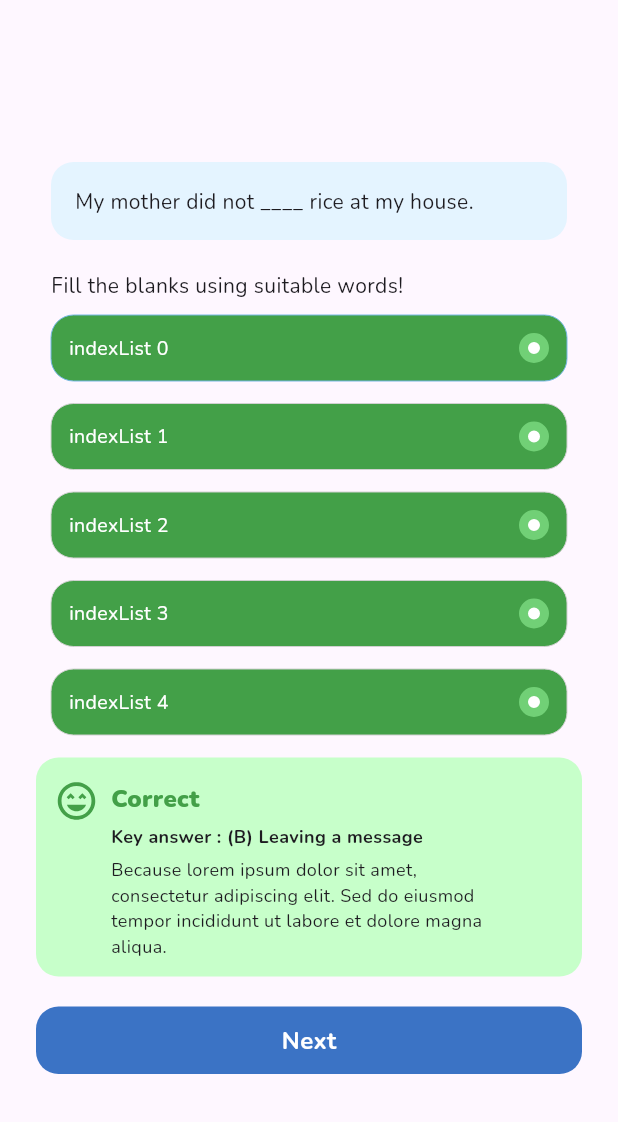
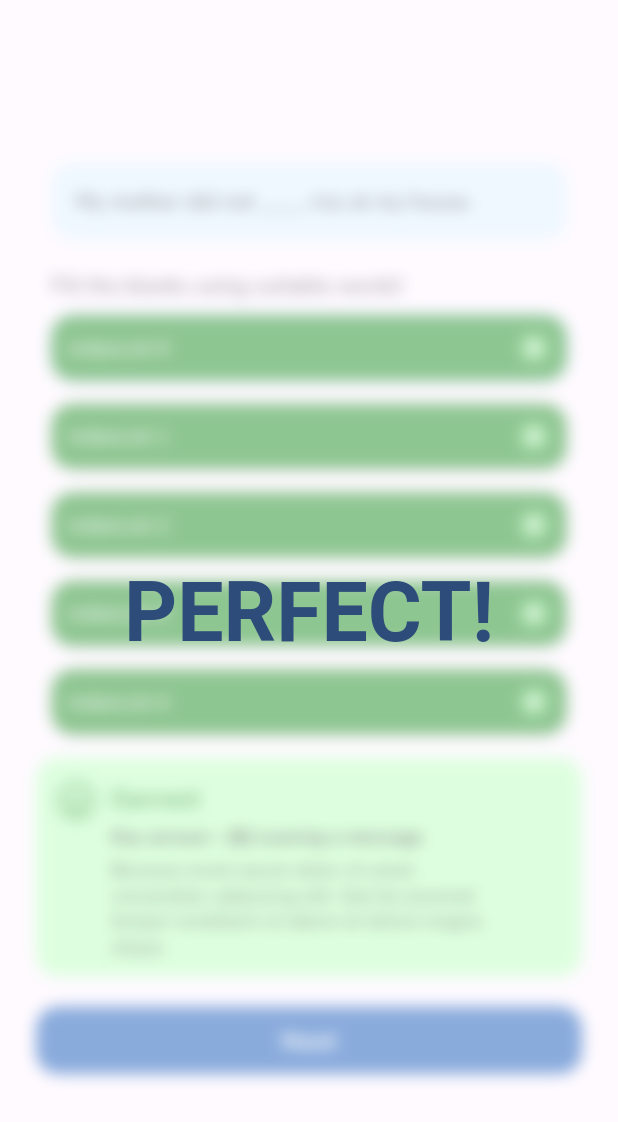
Before and after one commit to MahendraKhibrah/toefl-app, a Flutter app: the GrammarPage screen opened by its route, after a tap on "Next", on a phone screen of 412 x 824 dp. Shown: the top 1122 px of the screen. Run offline on Flutter 3.47's test engine with Material 3 defaults, Android fonts, the phone set to English and light mode, and no system bars; our stand-ins replace dio, easy_debounce, easy_localization, flutter_riverpod, flutter_svg, flutter_widget_from_html and 8 more; accounts and stored records are empty; generated files the repository leaves out were written again; statements that could not run were skipped.

Commit message:
add: splash_perfect & result_quiz

```diff
--- a/lib/pages/grammar_page.dart
+++ b/lib/pages/games/quiz/grammar_page.dart
@@ -1,9 +1,11 @@
 import 'package:flutter/material.dart';
+import 'package:toefl/pages/games/quiz/finish_quiz_page.dart';
+import 'package:toefl/pages/games/quiz/splash_perfect.dart';
 import 'package:toefl/widgets/answer_button.dart';
 import 'package:toefl/widgets/answer_validation_container.dart';
 import 'package:toefl/widgets/blue_button.dart';
 import 'package:toefl/widgets/blue_container.dart';
-import 'package:toefl/widgets/next_button.dart';
+import 'package:toefl/widgets/games/quiz/next_button.dart';
 
 class GrammarPage extends StatefulWidget {
   const GrammarPage({
@@ -66,7 +68,16 @@ class _GrammarPageState extends State<GrammarPage> {
               const SizedBox(
                 height: 20,
               ),
-              NextButton(pageController: _controller)
+              BlueButton(
+                title: "Next",
+                onTap: () {
+                  showDialog(
+                    barrierColor: Colors.transparent,
+                    context: context,
+                    builder: (context) => SplashPerfect(),
+                  );
+                },
+              )
             ],
           ),
         ),
--- a/lib/pages/quiz_page.dart
+++ b/lib/pages/games/quiz/quiz_page.dart
@@ -1,6 +1,6 @@
 import 'package:flutter/material.dart';
-import 'package:toefl/pages/grammar_page.dart';
-import 'package:toefl/widgets/step_progress.dart';
+import 'package:toefl/pages/games/quiz/grammar_page.dart';
+import 'package:toefl/widgets/games/quiz/step_progress.dart';
 
 class QuizPage extends StatefulWidget {
   const QuizPage({super.key});
--- /dev/null
+++ b/lib/pages/games/quiz/splash_perfect.dart
@@ -0,0 +1,62 @@
+import 'dart:async';
+import 'dart:ui';
+
+import 'package:flutter/material.dart';
+import 'package:toefl/pages/games/quiz/finish_quiz_page.dart';
+import 'package:toefl/utils/colors.dart';
+import 'package:toefl/utils/hex_color.dart';
+
+class SplashPerfect extends StatefulWidget {
+  const SplashPerfect({super.key});
+
+  @override
+  State<SplashPerfect> createState() => _SplashPerfectState();
+}
+
+class _SplashPerfectState extends State<SplashPerfect> {
+  @override
+  void initState() {
+    super.initState();
+    Timer(Duration(milliseconds: 1500), () {
+      if (mounted) {
+        Navigator.of(context).pushReplacement(
+          MaterialPageRoute(
+            builder: (context) => FinishQuizPage(),
+          ),
+        );
+      }
+    });
+  }
+
+  @override
+  Widget build(BuildContext context) {
+    return Scaffold(
+      backgroundColor: Colors.transparent,
+      body: Stack(
+        children: [
+          BackdropFilter(
+            filter: ImageFilter.blur(sigmaX: 5, sigmaY: 5),
+            child: Container(
+              color: Colors.white70.withOpacity(0.4),
+            ),
+          ),
+          Center(
+            child: AlertDialog(
+              backgroundColor: Colors.transparent,
+              surfaceTintColor: Colors.transparent,
+              insetPadding: const EdgeInsets.symmetric(horizontal: 29),
+              content: Text(
+                "PERFECT!",
+              ),
+              contentTextStyle: TextStyle(
+                fontWeight: FontWeight.bold,
+                fontSize: 55,
+                color: HexColor(mariner900),
+              ),
+            ),
+          ),
+        ],
+      ),
+    );
+  }
+}
--- a/lib/routes/routes.dart
+++ b/lib/routes/routes.dart
@@ -1,7 +1,7 @@
 import 'package:flutter/cupertino.dart';
 import 'package:path/path.dart';
-import 'package:toefl/pages/grammar_page.dart';
-import 'package:toefl/pages/quiz_page.dart';
+import 'package:toefl/pages/games/quiz/grammar_page.dart';
+import 'package:toefl/pages/games/quiz/quiz_page.dart';
 import 'package:toefl/pages/edit_profile_page.dart';
 import 'package:toefl/pages/home_page.dart';
 import 'package:toefl/pages/full_test/opening_loading_page.dart';
--- a/lib/widgets/home_page/topic_interest.dart
+++ b/lib/widgets/home_page/topic_interest.dart
@@ -1,7 +1,7 @@
 import 'package:flutter/material.dart';
 import 'package:flutter_svg/svg.dart';
 import 'package:toefl/models/quiz.dart';
-import 'package:toefl/pages/quiz_page.dart';
+import 'package:toefl/pages/games/quiz/quiz_page.dart';
 import 'package:toefl/routes/route_key.dart';
 import 'package:toefl/utils/colors.dart';
 import 'package:toefl/utils/hex_color.dart';
--- a/lib/widgets/next_button.dart
+++ /dev/null
@@ -1,19 +0,0 @@
-import 'package:flutter/material.dart';
-import 'package:toefl/widgets/blue_button.dart';
-
-class NextButton extends StatelessWidget {
-  final PageController pageController;
-  const NextButton({super.key, required this.pageController});
-
-  @override
-  Widget build(BuildContext context) {
-    return BlueButton(
-      title: 'Next',
-      onTap: () {
-        pageController.previousPage(
-            duration: Duration(milliseconds: 500),
-            curve: Curves.ease);
-      },
-    );
-  }
-}
```
Also changed, not shown: lib/pages/games/quiz/finish_quiz_page.dart (added, +55 -0 lines), lib/widgets/games/quiz/next_button.dart (added, +39 -0 lines), lib/widgets/games/quiz/result_quiz.dart (added, +70 -0 lines), lib/widgets/games/quiz/step_progress.dart (renamed from lib/widgets/step_progress.dart).
